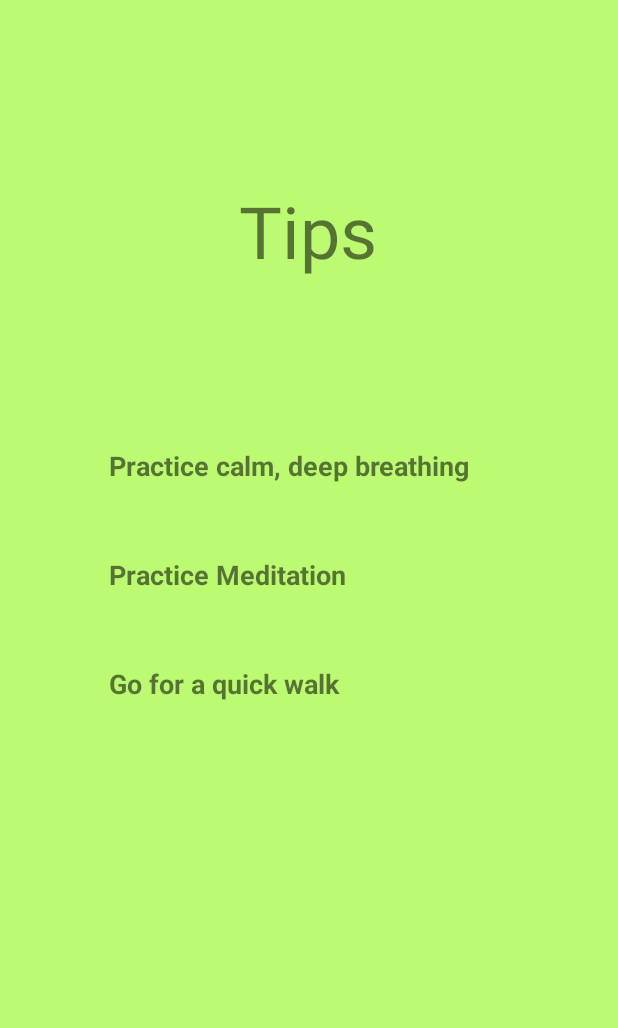
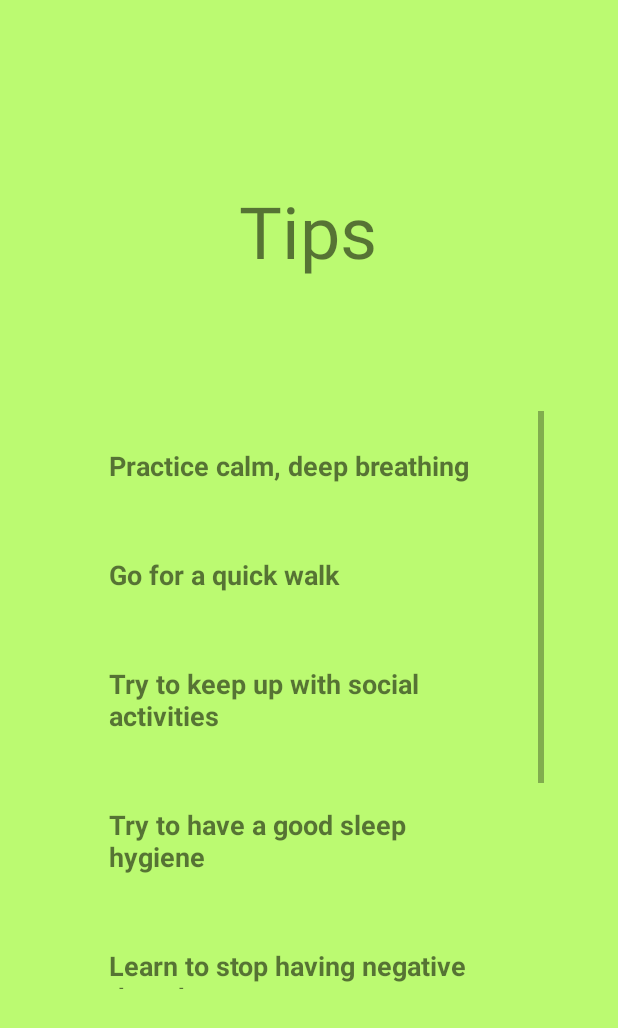
Before and after one commit to VGStudios/nwHacks_2021, an Android app: the GiveTips screen opened directly, with no data from a screen before it, on a phone screen of 412 x 824 dp. Shown: the top 1028 px of the screen. Run offline under Robolectric (Android 15) with nearby library versions, the phone set to English and light mode, and no system bars; Roboto replaces fonts that are not available here.

Commit message:
added more tips + some edits

```diff
--- a/app/src/main/java/com/example/nwhacks_2021/GiveTips.java
+++ b/app/src/main/java/com/example/nwhacks_2021/GiveTips.java
@@ -23,16 +23,16 @@ public class GiveTips extends AppCompatActivity {
     protected void onCreate(Bundle savedInstanceState) {
         super.onCreate(savedInstanceState);
         setContentView(R.layout.activity_tips);
-        Boolean outcome = getIntent().getBooleanExtra("outcome", true);
+        boolean outcome = getIntent().getBooleanExtra("outcome", true);
         recyclerView = findViewById(R.id.recyclerview);
         layoutManager = new LinearLayoutManager(this);
         recyclerView.setLayoutManager(layoutManager);
         if (outcome) {
             // Depression
-            list = Arrays.asList(getResources().getStringArray(R.array.tips));
+            list = Arrays.asList(getResources().getStringArray(R.array.tips_depression));
         } else {
             // Anxiety
-            list = Arrays.asList(getResources().getStringArray(R.array.tips));
+            list = Arrays.asList(getResources().getStringArray(R.array.tips_anxiety));
         }
         adapter = new RecyclerAdapter(list);
         recyclerView.setHasFixedSize(true);
--- a/app/src/main/res/values/strings.xml
+++ b/app/src/main/res/values/strings.xml
@@ -20,10 +20,22 @@
         <item>Aches, pains, headaches, or cramps that won\'t go away</item>
         <item>Suicidal thoughts or attempts</item>
     </string-array>
-    <string-array name="tips">
+    <string-array name="tips_depression">
         <item>Practice calm, deep breathing</item>
+        <item>Go for a quick walk</item>
+        <item>Try to keep up with social activities</item>
+        <item>Try to have a good sleep hygiene</item>
+        <item>Learn to stop having negative thoughts</item>
+        <item>Reduce your stress</item>
+        <item>Watch a funny video :)</item>
+    </string-array>
+    <string-array name="tips_anxiety">
+        <item>Keep up a good diet</item>
         <item>Practice Meditation</item>
         <item>Go for a quick walk</item>
+        <item>Stay away from sugar</item>
+        <item>Practice calm, deep breathing</item>
+        <item>Watch a funny video :)</item>
     </string-array>
 
 </resources>
```
